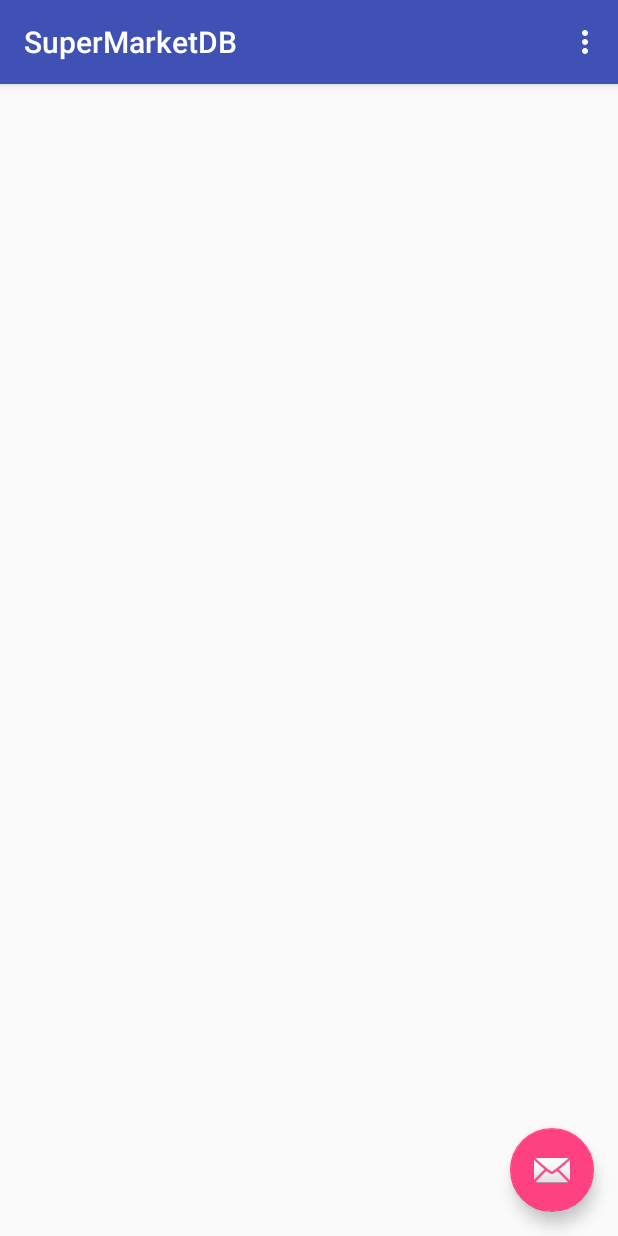
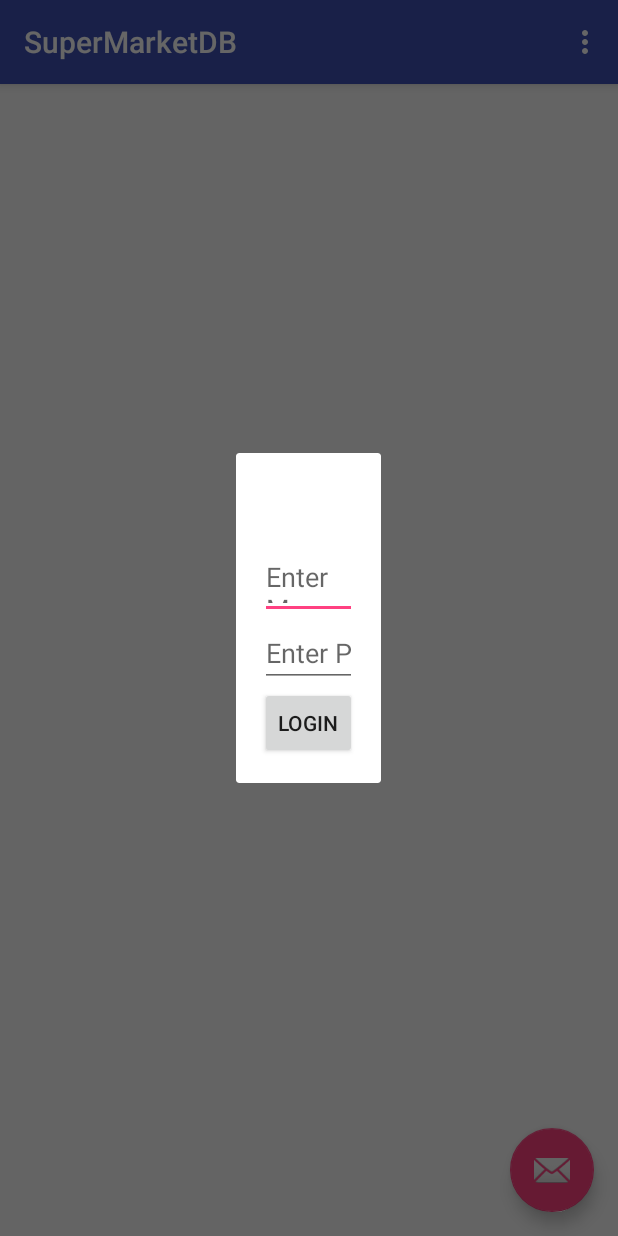
Before and after one commit to MSandeep96/SuperMarketDB, an Android app: the MainActivity screen opened directly, with no data from a screen before it, in the options menu, after a tap on "Manager", on a phone screen of 412 x 824 dp. Run offline under Robolectric (Android 15) with nearby library versions, the phone set to English and light mode, and no system bars; 1 statement that could not run was skipped.

Commit message:
ManagerMode not working yet removed Errors

```diff
--- a/app/src/main/java/com/sande/supermarketdb/Activities/MainActivity.java
+++ b/app/src/main/java/com/sande/supermarketdb/Activities/MainActivity.java
@@ -18,6 +18,7 @@ import android.view.MenuItem;
 import com.sande.supermarketdb.CallBack;
 import com.sande.supermarketdb.DialogFrag.AddCustomerItem;
 import com.sande.supermarketdb.DialogFrag.AddStockItem;
+import com.sande.supermarketdb.DialogFrag.GoToManagerMode;
 import com.sande.supermarketdb.Fragments.*;
 import com.sande.supermarketdb.Pojo.New_bill_item;
 import com.sande.supermarketdb.R;
@@ -112,12 +113,15 @@ public class MainActivity extends AppCompatActivity
         int id = item.getItemId();
 
         //noinspection SimplifiableIfStatement
-        if (id == R.id.action_settings) {
+        if (id == R.id.manager_mode) {
+            GoToManagerMode gtmm=new GoToManagerMode();
+            gtmm.show(getSupportFragmentManager(),"gotomanager");
             return true;
         }else if(id==R.id.action_logout){
             UtilsClass.setIsLoggedIn(this,false);
             Intent inte=new Intent(this,LoginActivity.class);
             startActivity(inte);
+            return true;
         }
 
         return super.onOptionsItemSelected(item);
@@ -178,4 +182,10 @@ public class MainActivity extends AppCompatActivity
         inte.putExtra("billid",billid);
         startActivityForResult(inte,124);
     }
+
+    @Override
+    public void callManangerMode() {
+        Intent inte=new Intent(this,ManagerActivity.class);
+        startActivityForResult(inte,134);
+    }
 }
--- a/app/src/main/java/com/sande/supermarketdb/CallBack.java
+++ b/app/src/main/java/com/sande/supermarketdb/CallBack.java
@@ -13,4 +13,6 @@ public interface CallBack {
     void resetCust();
 
     void callTransactivity(int billid);
+
+    void callManangerMode();
 }
--- /dev/null
+++ b/app/src/main/java/com/sande/supermarketdb/DialogFrag/GoToManagerMode.java
@@ -0,0 +1,62 @@
+package com.sande.supermarketdb.DialogFrag;
+
+import android.content.Context;
+import android.os.Bundle;
+import android.support.annotation.Nullable;
+import android.support.v4.app.DialogFragment;
+import android.support.v4.util.ArrayMap;
+import android.view.LayoutInflater;
+import android.view.View;
+import android.view.ViewGroup;
+import android.widget.Button;
+import android.widget.EditText;
+import android.widget.Toast;
+
+import com.sande.supermarketdb.CallBack;
+import com.sande.supermarketdb.Database.Database;
+import com.sande.supermarketdb.R;
+
+/**
+ * Created by Sandeep on 15-Apr-16.
+ */
+public class GoToManagerMode extends DialogFragment {
+    ArrayMap<Integer,String> mappings;
+    private Context mContext;
+
+    @Override
+    public void onCreate(@Nullable Bundle savedInstanceState) {
+        super.onCreate(savedInstanceState);
+        mContext=getContext();
+        Database db=new Database(mContext);
+        mappings=db.getManagerAccounts();
+    }
+
+    @Nullable
+    @Override
+    public View onCreateView(LayoutInflater inflater, @Nullable ViewGroup container, @Nullable Bundle savedInstanceState) {
+        View mView=inflater.inflate(R.layout.gotomanagermode_layout,container,false);
+        final EditText mID=(EditText)mView.findViewById(R.id.gotoman_manid);
+        final EditText mPass=(EditText)mView.findViewById(R.id.gotoman_manPass);
+        Button mBtn=(Button)mView.findViewById(R.id.gotoman_submit);
+        mBtn.setOnClickListener(new View.OnClickListener() {
+            @Override
+            public void onClick(View v) {
+                if(mID.getText().length()==0||mPass.getText().length()==0){
+                    Toast.makeText(mContext, "Fields can't be empty", Toast.LENGTH_SHORT).show();
+                }else{
+                    int id=Integer.parseInt(mID.getText().toString());
+                    if(!mappings.containsKey(id)){
+                        Toast.makeText(mContext, "Invalid ID", Toast.LENGTH_SHORT).show();
+                    }else{
+                        if(mappings.get(id).equals(mPass.getText().toString())){
+                            ((CallBack)mContext).callManangerMode();
+                        }else{
+                            Toast.makeText(mContext, "Invalid Password", Toast.LENGTH_SHORT).show();
+                        }
+                    }
+                }
+            }
+        });
+        return mView;
+    }
+}
--- a/app/src/main/java/com/sande/supermarketdb/Fragments/Manager/QueryMan.java
+++ b/app/src/main/java/com/sande/supermarketdb/Fragments/Manager/QueryMan.java
@@ -12,6 +12,7 @@ import android.widget.EditText;
 import android.widget.Toast;
 
 import com.sande.supermarketdb.Database.Database;
+import com.sande.supermarketdb.ManagerCallBack;
 import com.sande.supermarketdb.R;
 
 /**
@@ -32,7 +33,7 @@ public class QueryMan extends Fragment {
                              Bundle savedInstanceState) {
         // Inflate the layout for this fragment
         mContext=getContext();
-        View mView= inflater.inflate(R.layout.fragment_stock_man, container, false);
+        View mView= inflater.inflate(R.layout.fragment_query_man, container, false);
         final EditText mQuery=(EditText)mView.findViewById(R.id.query_et_fqm);
         Button mButton=(Button)mView.findViewById(R.id.submit_btn_fqm);
         mButton.setOnClickListener(new View.OnClickListener() {
@@ -46,6 +47,7 @@ public class QueryMan extends Fragment {
                     mQuery.setText("");
                     Toast.makeText(mContext, "Successful", Toast.LENGTH_SHORT).show();
                 }
+                ((ManagerCallBack)mContext).resetFrag(new QueryMan());
             }
         });
         return mView;
--- /dev/null
+++ b/app/src/main/res/layout/gotomanagermode_layout.xml
@@ -0,0 +1,28 @@
+<?xml version="1.0" encoding="utf-8"?>
+<LinearLayout xmlns:android="http://schemas.android.com/apk/res/android"
+    android:orientation="vertical" android:layout_width="match_parent"
+    android:layout_height="match_parent"
+    android:padding="16dp">
+
+    <EditText
+        android:layout_width="match_parent"
+        android:layout_height="wrap_content"
+        android:hint="Enter ManagerID"
+        android:id="@+id/gotoman_manid"
+        android:layout_marginTop="49dp" />
+
+    <EditText
+        android:layout_width="match_parent"
+        android:layout_height="wrap_content"
+        android:inputType="textPassword"
+        android:hint="Enter Password"
+        android:ems="10"
+        android:id="@+id/gotoman_manPass" />
+
+    <Button
+        style="?android:attr/buttonStyleSmall"
+        android:layout_width="wrap_content"
+        android:layout_height="wrap_content"
+        android:text="Login"
+        android:id="@+id/gotoman_submit" />
+</LinearLayout>
--- a/app/src/main/res/menu/main.xml
+++ b/app/src/main/res/menu/main.xml
@@ -1,11 +1,6 @@
 <?xml version="1.0" encoding="utf-8"?>
 <menu xmlns:android="http://schemas.android.com/apk/res/android"
     xmlns:app="http://schemas.android.com/apk/res-auto">
-    <item
-        android:id="@+id/action_settings"
-        android:orderInCategory="100"
-        android:title="@string/action_settings"
-        app:showAsAction="never" />
     <item android:id="@+id/manager_mode"
         android:orderInCategory="999"
         android:title="Manager"
```
Also changed, not shown: app/src/main/java/com/sande/supermarketdb/Activities/ManagerActivity.java (+31 -11 lines), app/src/main/java/com/sande/supermarketdb/Database/Database.java (+66 -1 lines), app/src/main/java/com/sande/supermarketdb/Fragments/Manager/BillMan.java (deleted, +0 -30 lines), app/src/main/java/com/sande/supermarketdb/Fragments/Manager/CustomerMan.java (deleted, +0 -30 lines), app/src/main/java/com/sande/supermarketdb/Fragments/Manager/EmployeeMan.java (+40 -15 lines), app/src/main/java/com/sande/supermarketdb/Fragments/Manager/StockMan.java (+18 -3 lines), app/src/main/java/com/sande/supermarketdb/Fragments/Manager/SupplierMan.java (added, +73 -0 lines), app/src/main/java/com/sande/supermarketdb/ManagerCallBack.java (added, +10 -0 lines), app/src/main/res/layout/content_manager.xml (+24 -35 lines), app/src/main/res/layout/fragment_bill_man.xml (deleted, +0 -13 lines), app/src/main/res/layout/fragment_customer_man.xml (deleted, +0 -13 lines), app/src/main/res/layout/fragment_employee_man.xml (+10 -3 lines), app/src/main/res/layout/fragment_stock_man.xml (+4 -4 lines), app/src/main/res/layout/fragment_supplier_man.xml (added, +35 -0 lines).
